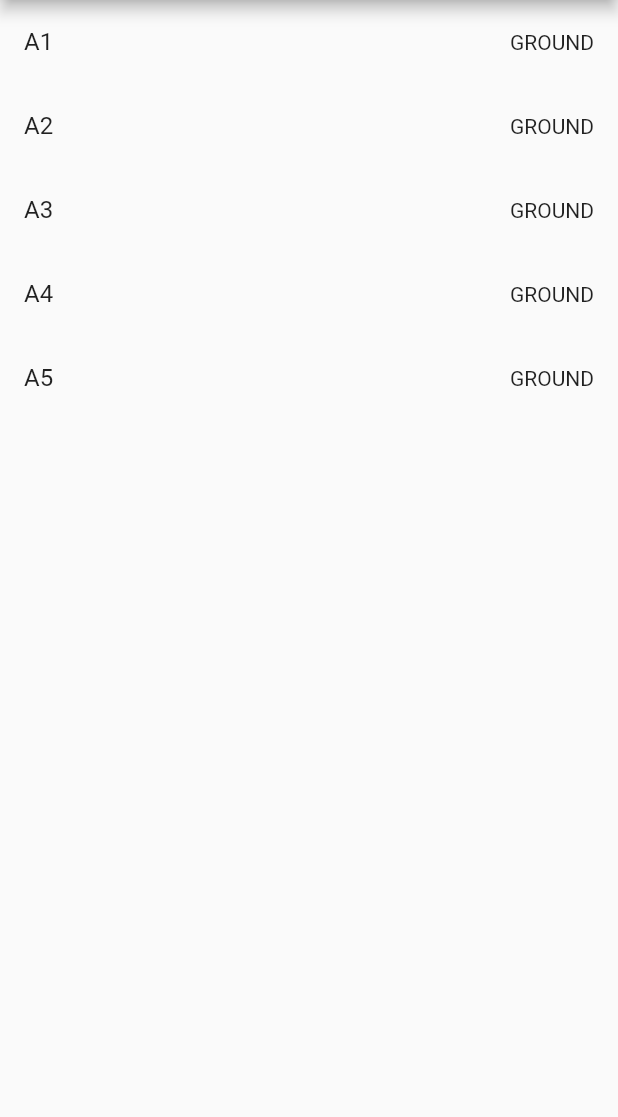
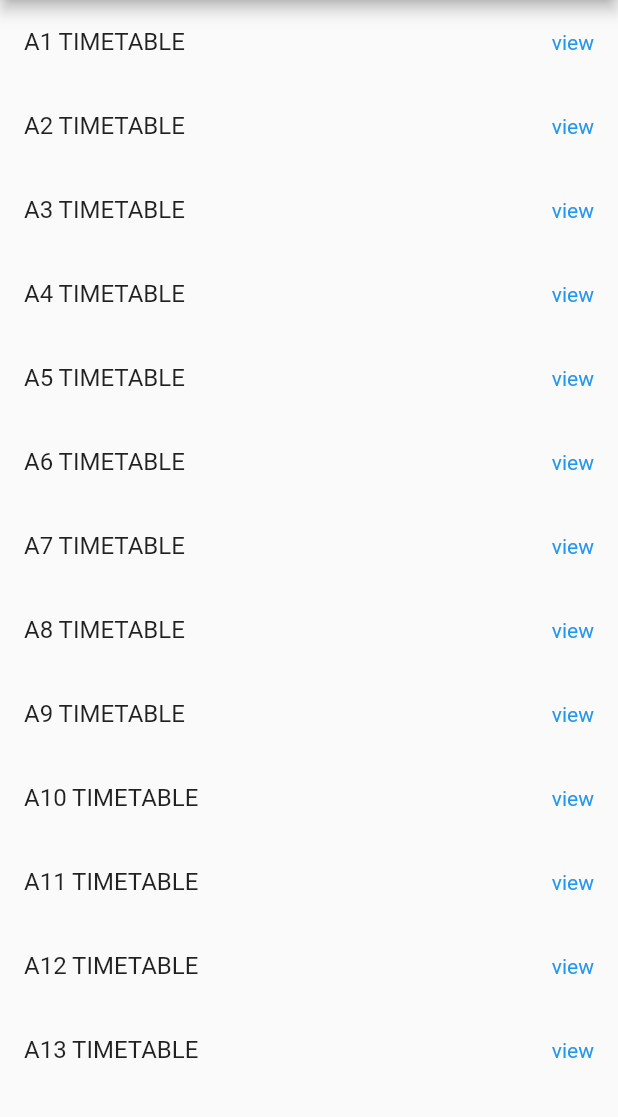
Before and after one commit to shadkasera/must_app, a Flutter app: the screen it shows after launch, in the side drawer, after a tap on "ROOM TIMETABLE", on a phone screen of 412 x 824 dp, the part 84-1201 px from its top. Run offline on Flutter 3.47's test engine with Material 2 defaults, Android fonts, the light colour scheme and no system bars; missing offline and left inert: search_page.

Commit message:
modified files

```diff
--- a/lib/room_screen.dart
+++ b/lib/room_screen.dart
@@ -13,12 +13,19 @@ class Person implements Comparable<Person> {
 // ignore: camel_case_types
 class Room_Screen extends StatelessWidget {
   static const people = [
-    Person('A1'),
-    Person('A2'),
-    Person('A3'),
-    Person('A4'),
-    Person('A5'),
-
+    Person('A1 TIMETABLE'),
+    Person('A2 TIMETABLE'),
+    Person('A3 TIMETABLE'),
+    Person('A4 TIMETABLE'),
+    Person('A5 TIMETABLE'),
+    Person('A6 TIMETABLE'),
+    Person('A7 TIMETABLE'),
+    Person('A8 TIMETABLE'),
+    Person('A9 TIMETABLE'),
+    Person('A10 TIMETABLE'),
+    Person('A11 TIMETABLE'),
+    Person('A12 TIMETABLE'),
+    Person('A13 TIMETABLE'),
   ];
   const Room_Screen({super.key});
 
@@ -39,10 +46,10 @@ class Room_Screen extends StatelessWidget {
                   items: people,
                   searchLabel: 'Search ',
                   suggestion: const Center(
-                    child: Text('search for Rooms'),
+                    child: Text('search for a classroom timetable'),
                   ),
                   failure: const Center(
-                    child: Text('No Room found :('),
+                    child: Text('No Room found'),
                   ),
                   filter: (person) => [
                     person.name,
@@ -50,8 +57,19 @@ class Room_Screen extends StatelessWidget {
                   sort: (a, b) => a.compareTo(b),
                   builder: (person) => ListTile(
                     title: Text(person.name),
-                    trailing: const Text('GROUND'),
+                  trailing: GestureDetector(
+                onTap: () {
+                  // do something when the "view" text is clicked
+                },
+                child: const Text(
+                  'view',
+                  style: TextStyle(
+                    color: Colors.blue,
                   ),
+                ),
+              ),
+                  ),
+
                 ),
               ),
             ),
@@ -69,7 +87,17 @@ class Room_Screen extends StatelessWidget {
 
             return ListTile(
               title: Text(person.name),
-              trailing: const Text('GROUND'),
+              trailing: GestureDetector(
+                onTap: () {
+                  // do something when the "view" text is clicked
+                },
+                child: const Text(
+                  'view',
+                  style: TextStyle(
+                    color: Colors.blue,
+                  ),
+                ),
+              ),
             );
           },
         ),
```
Also changed, not shown: lib/keep.dart (added).
